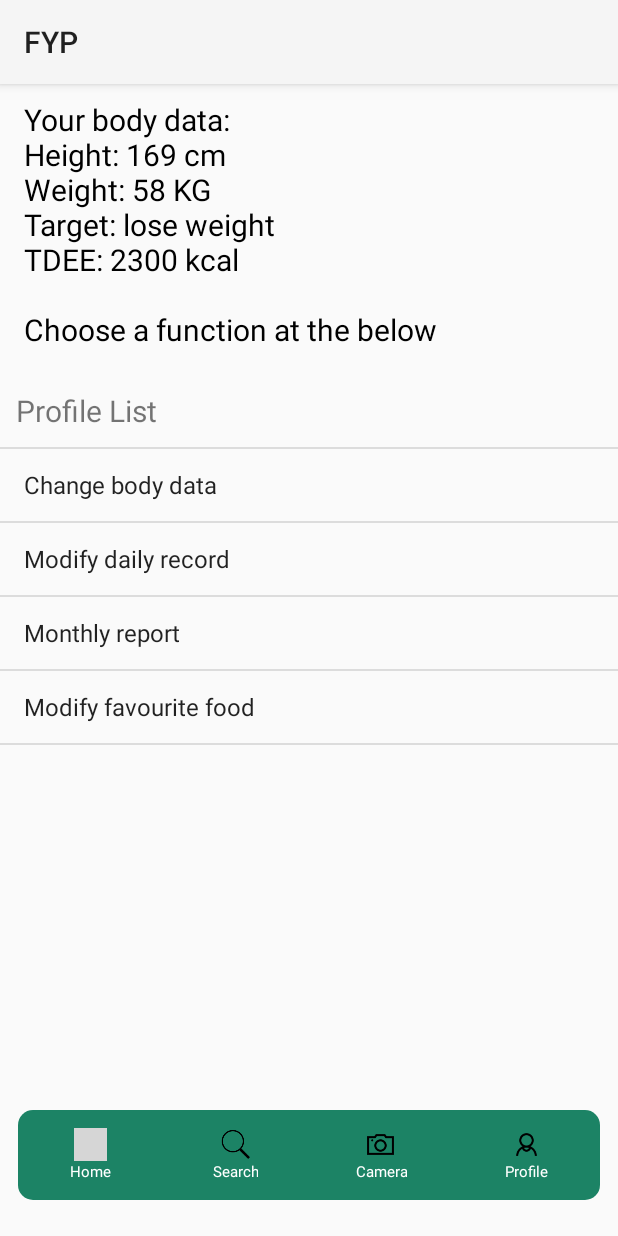
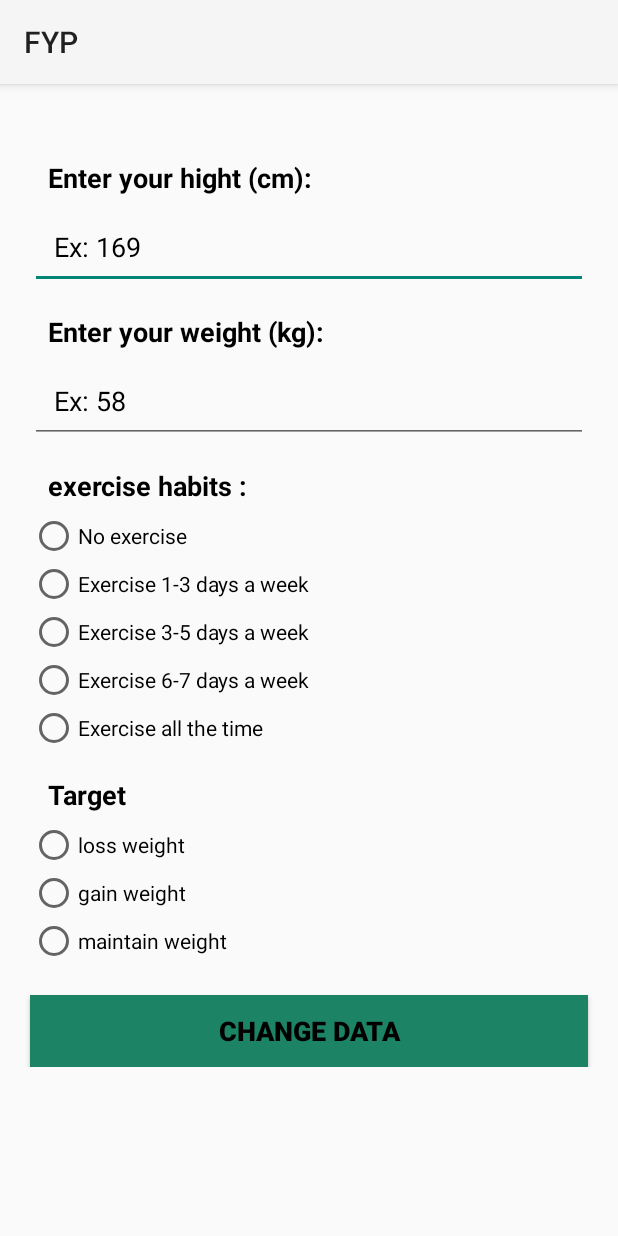
Before and after one commit to hugopun315/fyp, an Android app built with Jetpack Compose: the screen it shows after launch (profile before the commit, changeBodyData after it), on a phone screen of 412 x 824 dp. Run offline under Robolectric (Android 15) with nearby library versions, the phone set to English and light mode, and no system bars; grey boxes are pictures that could not be loaded.

Commit message:
18/9/24 UI design (chage body data page)

```diff
--- a/app/src/main/AndroidManifest.xml
+++ b/app/src/main/AndroidManifest.xml
@@ -13,19 +13,25 @@
         android:theme="@style/Theme.FYP"
         tools:targetApi="31">
         <activity
-            android:name=".profile"
+            android:name=".changeBodyData"
             android:exported="true"
-            android:theme="@style/Theme.AppCompat.Light">
+            android:theme="@style/Theme.AppCompat.Light" >
         <intent-filter>
             <action android:name="android.intent.action.MAIN" />
 
             <category android:name="android.intent.category.LAUNCHER" />
         </intent-filter>
-        </activity>
+    </activity>
+
+        <activity
+            android:name=".profile"
+            android:exported="true"
+            android:theme="@style/Theme.AppCompat.Light"/>
+
         <activity
             android:name=".foodDetails"
             android:exported="false"
-            android:theme="@style/Theme.AppCompat.Light"/>
+            android:theme="@style/Theme.AppCompat.Light" />
         <activity
             android:name=".firebaseDBSearch"
             android:exported="true"
@@ -41,9 +47,7 @@
         <activity
             android:name=".loginActivity"
             android:exported="true"
-            android:theme="@style/Theme.AppCompat.Light">
-
-        </activity>
+            android:theme="@style/Theme.AppCompat.Light"></activity>
         <activity
             android:name=".MainActivity2"
             android:exported="true"
--- /dev/null
+++ b/app/src/main/java/com/example/fyp/changeBodyData.kt
@@ -0,0 +1,20 @@
+package com.example.fyp
+
+import android.os.Bundle
+import androidx.activity.enableEdgeToEdge
+import androidx.appcompat.app.AppCompatActivity
+import androidx.core.view.ViewCompat
+import androidx.core.view.WindowInsetsCompat
+
+class changeBodyData : AppCompatActivity() {
+    override fun onCreate(savedInstanceState: Bundle?) {
+        super.onCreate(savedInstanceState)
+        enableEdgeToEdge()
+        setContentView(R.layout.activity_change_body_data)
+        ViewCompat.setOnApplyWindowInsetsListener(findViewById(R.id.main)) { v, insets ->
+            val systemBars = insets.getInsets(WindowInsetsCompat.Type.systemBars())
+            v.setPadding(systemBars.left, systemBars.top, systemBars.right, systemBars.bottom)
+            insets
+        }
+    }
+}
--- /dev/null
+++ b/app/src/main/res/layout/activity_change_body_data.xml
@@ -0,0 +1,195 @@
+<?xml version="1.0" encoding="utf-8"?>
+<ScrollView
+    xmlns:android="http://schemas.android.com/apk/res/android"
+    xmlns:tools="http://schemas.android.com/tools"
+    android:layout_width="match_parent"
+    android:layout_height="match_parent"
+    tools:context=".createAccount">
+<androidx.constraintlayout.widget.ConstraintLayout xmlns:android="http://schemas.android.com/apk/res/android"
+    xmlns:app="http://schemas.android.com/apk/res-auto"
+    xmlns:tools="http://schemas.android.com/tools"
+    android:id="@+id/main"
+    android:layout_width="match_parent"
+    android:layout_height="match_parent"
+    tools:context=".changeBodyData">
+
+    <TextView
+        android:id="@+id/hightText"
+        android:layout_width="0dp"
+        android:layout_height="wrap_content"
+        android:layout_marginTop="50dp"
+        android:text="Enter your hight (cm):"
+        android:textColor="@android:color/black"
+        android:textSize="18sp"
+        android:textStyle="bold"
+        android:layout_marginStart="32dp"
+        android:layout_marginEnd="32dp"
+        app:layout_constraintEnd_toEndOf="parent"
+        app:layout_constraintHorizontal_bias="0.0"
+        app:layout_constraintStart_toStartOf="parent"
+        app:layout_constraintTop_toTopOf="parent" />
+
+    <EditText
+        android:id="@+id/inputHight"
+        android:layout_width="0dp"
+        android:layout_height="wrap_content"
+        android:layout_marginStart="20dp"
+        android:layout_marginTop="5dp"
+        android:layout_marginEnd="20dp"
+        android:hint="Ex: 169"
+        android:inputType="number"
+        android:padding="16dp"
+        android:textColorHint="@color/black"
+        app:layout_constraintEnd_toEndOf="parent"
+        app:layout_constraintHorizontal_bias="0.0"
+        app:layout_constraintStart_toStartOf="parent"
+        app:layout_constraintTop_toBottomOf="@+id/hightText" />
+
+    <TextView
+        android:id="@+id/weightText"
+        android:layout_width="0dp"
+        android:layout_height="wrap_content"
+        android:layout_marginTop="16dp"
+        android:text="Enter your weight (kg):"
+        android:textColor="@android:color/black"
+        android:textSize="18sp"
+        android:textStyle="bold"
+        android:layout_marginStart="32dp"
+        android:layout_marginEnd="32dp"
+        app:layout_constraintEnd_toEndOf="parent"
+        app:layout_constraintHorizontal_bias="0.0"
+        app:layout_constraintStart_toStartOf="parent"
+        app:layout_constraintTop_toBottomOf="@+id/inputHight" />
+
+    <EditText
+        android:id="@+id/inputWeight"
+        android:layout_width="0dp"
+        android:layout_height="wrap_content"
+        android:layout_marginStart="20dp"
+        android:layout_marginTop="5dp"
+        android:layout_marginEnd="20dp"
+        android:hint="Ex: 58"
+        android:inputType="number"
+        android:padding="16dp"
+        android:textColorHint="@color/black"
+        app:layout_constraintEnd_toEndOf="parent"
+        app:layout_constraintHorizontal_bias="0.0"
+        app:layout_constraintStart_toStartOf="parent"
+        app:layout_constraintTop_toBottomOf="@+id/weightText" />
+
+    <TextView
+        android:id="@+id/habitsText"
+        android:layout_width="0dp"
+        android:layout_height="wrap_content"
+        android:layout_marginTop="16dp"
+        android:text="exercise habits :"
+        android:textColor="@android:color/black"
+        android:textSize="18sp"
+        android:textStyle="bold"
+        android:layout_marginStart="32dp"
+        android:layout_marginEnd="32dp"
+        app:layout_constraintEnd_toEndOf="parent"
+        app:layout_constraintHorizontal_bias="0.0"
+        app:layout_constraintStart_toStartOf="parent"
+        app:layout_constraintTop_toBottomOf="@+id/inputWeight" />
+
+
+
+    <RadioGroup
+        android:id="@+id/exercise_list"
+        android:layout_width="0dp"
+        android:layout_height="wrap_content"
+        android:layout_marginStart="20dp"
+        android:layout_marginTop="5dp"
+        android:layout_marginEnd="20dp"
+        app:layout_constraintStart_toStartOf="parent"
+        app:layout_constraintTop_toBottomOf="@+id/habitsText"
+        android:orientation="vertical">
+        <RadioButton android:id="@+id/noExercise"
+            android:layout_width="wrap_content"
+            android:layout_height="wrap_content"
+            android:text="No exercise"/>
+        <RadioButton android:id="@+id/lightExercise"
+            android:layout_width="wrap_content"
+            android:layout_height="wrap_content"
+            android:text="Exercise 1-3 days a week"/>
+        <RadioButton android:id="@+id/middleExercise"
+            android:layout_width="wrap_content"
+            android:layout_height="wrap_content"
+            android:text="Exercise 3-5 days a week"/>
+        <RadioButton android:id="@+id/heavyExercise"
+            android:layout_width="wrap_content"
+            android:layout_height="wrap_content"
+            android:text="Exercise 6-7 days a week"/>
+        <RadioButton android:id="@+id/veryheavyExercise"
+            android:layout_width="wrap_content"
+            android:layout_height="wrap_content"
+            android:text="Exercise all the time"/>
+    </RadioGroup>
+
+    <TextView
+        android:id="@+id/targetText"
+        android:layout_width="0dp"
+        android:layout_height="wrap_content"
+        android:layout_marginTop="16dp"
+        android:text="Target"
+        android:textColor="@android:color/black"
+        android:textSize="18sp"
+        android:textStyle="bold"
+        android:layout_marginStart="32dp"
+        android:layout_marginEnd="32dp"
+        app:layout_constraintEnd_toEndOf="parent"
+        app:layout_constraintHorizontal_bias="0.0"
+        app:layout_constraintStart_toStartOf="parent"
+        app:layout_constraintTop_toBottomOf="@+id/exercise_list" />
+
+
+
+    <RadioGroup
+        android:id="@+id/targetList"
+        android:layout_width="0dp"
+        android:layout_height="wrap_content"
+        android:layout_marginStart="20dp"
+        android:layout_marginTop="5dp"
+        android:layout_marginEnd="20dp"
+        app:layout_constraintStart_toStartOf="parent"
+        app:layout_constraintTop_toBottomOf="@+id/targetText"
+        android:orientation="vertical">
+        <RadioButton android:id="@+id/LoseWeight"
+            android:layout_width="wrap_content"
+            android:layout_height="wrap_content"
+            android:text="loss weight"/>
+        <RadioButton android:id="@+id/GainWeight"
+            android:layout_width="wrap_content"
+            android:layout_height="wrap_content"
+            android:text="gain weight"/>
+        <RadioButton android:id="@+id/MaintainWeight"
+            android:layout_width="wrap_content"
+            android:layout_height="wrap_content"
+            android:text="maintain weight"/>
+
+    </RadioGroup>
+
+
+    <Button
+        android:id="@+id/btnChange"
+        android:layout_width="0dp"
+        android:layout_height="wrap_content"
+        android:layout_marginTop="50dp"
+        android:layout_margin="20dp"
+        android:layout_marginBottom="20dp"
+        android:text="Change data"
+        android:background="@color/colorPrimary"
+        android:textColor="@color/black"
+        android:textSize="18sp"
+        android:textStyle="bold"
+        app:layout_constraintEnd_toEndOf="parent"
+        app:layout_constraintHorizontal_bias="0.0"
+        app:layout_constraintStart_toStartOf="parent"
+        app:layout_constraintTop_toBottomOf="@+id/targetList" />
+
+</androidx.constraintlayout.widget.ConstraintLayout>
+
+
+
+    </ScrollView>
--- a/app/src/main/res/layout/activity_create_account.xml
+++ b/app/src/main/res/layout/activity_create_account.xml
@@ -241,7 +241,7 @@
             android:layout_width="0dp"
             android:layout_height="wrap_content"
             android:layout_marginTop="16dp"
-            android:text="exercise habits :"
+            android:text="Exercise habits :"
             android:textColor="@android:color/black"
             android:textSize="18sp"
             android:textStyle="bold"
@@ -287,6 +287,50 @@
         </RadioGroup>
 
 
+        <TextView
+            android:id="@+id/targetText"
+            android:layout_width="0dp"
+            android:layout_height="wrap_content"
+            android:layout_marginTop="16dp"
+            android:text="Target"
+            android:textColor="@android:color/black"
+            android:textSize="18sp"
+            android:textStyle="bold"
+            android:layout_marginStart="32dp"
+            android:layout_marginEnd="32dp"
+            app:layout_constraintEnd_toEndOf="parent"
+            app:layout_constraintHorizontal_bias="0.0"
+            app:layout_constraintStart_toStartOf="parent"
+            app:layout_constraintTop_toBottomOf="@+id/exercise_list" />
+
+
+
+        <RadioGroup
+            android:id="@+id/targetList"
+            android:layout_width="0dp"
+            android:layout_height="wrap_content"
+            android:layout_marginStart="20dp"
+            android:layout_marginTop="5dp"
+            android:layout_marginEnd="20dp"
+            app:layout_constraintStart_toStartOf="parent"
+            app:layout_constraintTop_toBottomOf="@+id/targetText"
+            android:orientation="vertical">
+            <RadioButton android:id="@+id/LoseWeight"
+                android:layout_width="wrap_content"
+                android:layout_height="wrap_content"
+                android:text="loss weight"/>
+            <RadioButton android:id="@+id/GainWeight"
+                android:layout_width="wrap_content"
+                android:layout_height="wrap_content"
+                android:text="gain weight"/>
+            <RadioButton android:id="@+id/MaintainWeight"
+                android:layout_width="wrap_content"
+                android:layout_height="wrap_content"
+                android:text="maintain weight"/>
+
+        </RadioGroup>
+
+
         <Button
             android:id="@+id/btnCreate"
             android:layout_width="0dp"
@@ -302,7 +346,7 @@
             app:layout_constraintEnd_toEndOf="parent"
             app:layout_constraintHorizontal_bias="0.0"
             app:layout_constraintStart_toStartOf="parent"
-            app:layout_constraintTop_toBottomOf="@+id/exercise_list" />
+            app:layout_constraintTop_toBottomOf="@+id/targetList" />
 
     </androidx.constraintlayout.widget.ConstraintLayout>
 
```
